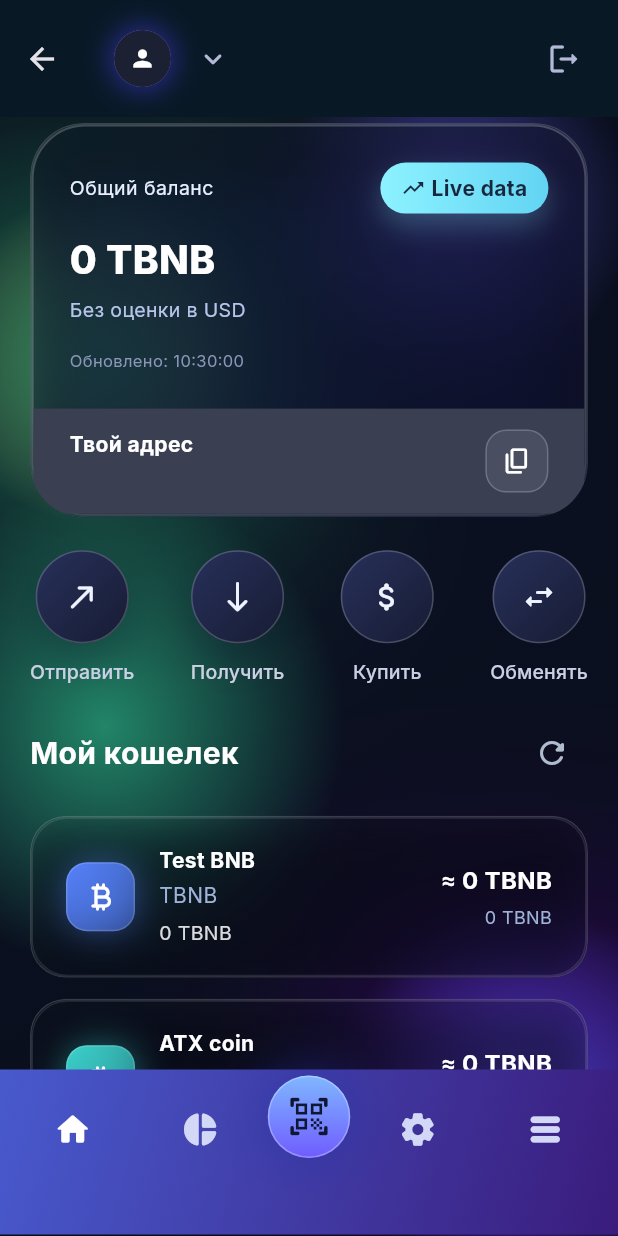
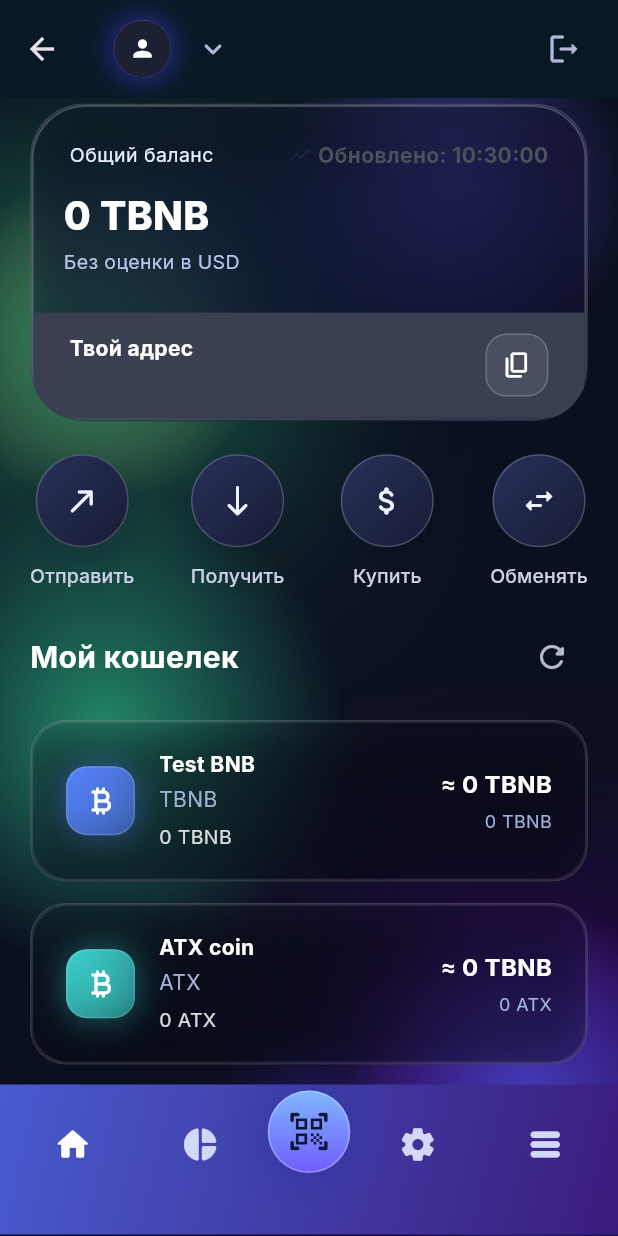
Before and after one commit to DaniilTR/atx_wallet, a Flutter app: the HomePage screen opened by its route, on a phone screen of 412 x 824 dp. Run offline on Flutter 3.47's test engine with Material 3 defaults, Android fonts, the phone set to English and light mode, and no system bars; our stand-ins replace flutter_secure_storage, google_fonts, hex, qr_flutter, shared_preferences; missing offline and left inert: bip32, bip39, mobile_scanner, web3dart; accounts and stored records are empty.

Commit message:
мелкие изменения в интерфейсе

```diff
--- a/lib/features/home/home_page.dart
+++ b/lib/features/home/home_page.dart
@@ -130,7 +130,7 @@ class _HomePageState extends State<HomePage> {
         systemOverlayStyle: SystemUiOverlayStyle.light,
         backgroundColor: Colors.transparent,
         shadowColor: Colors.transparent,
-        toolbarHeight: 78,
+        toolbarHeight: 65,
         titleSpacing: 0,
         title: Padding(
           padding: const EdgeInsets.symmetric(horizontal: 20),
@@ -352,7 +352,7 @@ class _BalanceCard extends StatelessWidget {
             ),
             padding: const EdgeInsets.fromLTRB(
               0, // left
-              24, // top
+              22, // top
               0, // right
               0, // bottom
             ),
@@ -372,13 +372,17 @@ class _BalanceCard extends StatelessWidget {
                         ),
                       ),
                       const Spacer(),
-                      _GrowthPill(value: loading ? 'Обновляем' : 'Live data'),
+                      _GrowthPill(
+                        value: loading
+                            ? 'Обновляем'
+                            : 'Обновлено: $updatedLabel',
+                      ),
                     ],
                   ),
                 ),
                 const SizedBox(height: 12),
                 Padding(
-                  padding: const EdgeInsets.symmetric(horizontal: 24),
+                  padding: const EdgeInsets.symmetric(horizontal: 20),
                   child: Column(
                     crossAxisAlignment: CrossAxisAlignment.start,
                     children: [
@@ -392,7 +396,7 @@ class _BalanceCard extends StatelessWidget {
                           fontWeight: FontWeight.w800,
                         ),
                       ),
-                      const SizedBox(height: 6),
+                      const SizedBox(height: 3),
                       Text(
                         totalUsd == null
                             ? 'Без оценки в USD'
@@ -400,14 +404,6 @@ class _BalanceCard extends StatelessWidget {
                         style: GoogleFonts.inter(
                           color: const Color(0xFFB7C4EA),
                           fontSize: 13,
-                        ),
-                      ),
-                      const SizedBox(height: 16),
-                      Text(
-                        'Обновлено: $updatedLabel',
-                        style: GoogleFonts.inter(
-                          fontSize: 11,
-                          color: const Color(0xFF8B96B8),
                         ),
                       ),
                     ],
@@ -760,20 +756,6 @@ class _GrowthPill extends StatelessWidget {
   @override
   Widget build(BuildContext context) {
     return Container(
-      padding: const EdgeInsets.symmetric(horizontal: 14, vertical: 7),
-      decoration: BoxDecoration(
-        gradient: const LinearGradient(
-          colors: [Color(0xFF8DF2FF), Color(0xFF62D4F3)],
-        ),
-        borderRadius: BorderRadius.circular(28),
-        boxShadow: const [
-          BoxShadow(
-            color: Color(0x408CF0FF),
-            blurRadius: 16,
-            offset: Offset(0, 8),
-          ),
-        ],
-      ),
       child: Row(
         children: [
           const Icon(Icons.trending_up, size: 16, color: Color(0xFF16273E)),
@@ -782,7 +764,7 @@ class _GrowthPill extends StatelessWidget {
             value,
             style: GoogleFonts.inter(
               fontWeight: FontWeight.w700,
-              color: const Color(0xFF16273E),
+              color: const Color.fromARGB(255, 76, 82, 90),
             ),
           ),
         ],
@@ -809,7 +791,7 @@ class _BottomNav extends StatelessWidget {
       child: Stack(
         children: [
           Container(
-            height: 110,
+            height: 100,
             width: MediaQuery.of(context).size.width,
             decoration: const BoxDecoration(
               gradient: LinearGradient(
```
